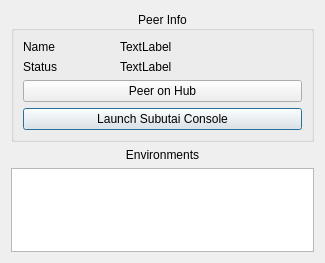
Old version of the form hub/forms/DlgPeer.ui in the repository subutai-io/control-center.
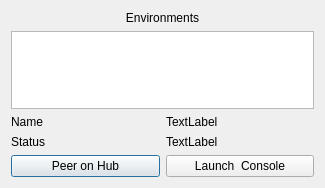
New version of the form.

Commit message: Peer dialog design

Patch:
```diff
--- a/hub/forms/DlgPeer.ui
+++ b/hub/forms/DlgPeer.ui
@@ -7,78 +7,66 @@
     <x>0</x>
     <y>0</y>
     <width>325</width>
-    <height>263</height>
+    <height>188</height>
    </rect>
   </property>
   <property name="windowTitle">
    <string>Dialog</string>
   </property>
   <layout class="QGridLayout" name="gridLayout">
-   <item row="4" column="0" colspan="2">
+   <item row="1" column="0" colspan="2">
     <widget class="QTableWidget" name="tbl_envs"/>
    </item>
-   <item row="3" column="0" colspan="2">
-    <widget class="QLabel" name="lbl_envs">
-     <property name="text">
-      <string>Environments</string>
-     </property>
-     <property name="alignment">
-      <set>Qt::AlignCenter</set>
-     </property>
-    </widget>
-   </item>
-   <item row="0" column="0" rowspan="3" colspan="2">
-    <widget class="QGroupBox" name="gr_peer_info">
-     <property name="title">
-      <string>Peer Info</string>
-     </property>
-     <property name="alignment">
-      <set>Qt::AlignCenter</set>
-     </property>
-     <layout class="QGridLayout" name="gridLayout_2">
-      <item row="1" column="0">
-       <widget class="QLabel" name="label_9">
-        <property name="text">
-         <string>Status</string>
-        </property>
-       </widget>
-      </item>
-      <item row="3" column="0" colspan="3">
-       <widget class="QPushButton" name="btn_launch_console">
-        <property name="text">
-         <string>Launch Subutai Console</string>
-        </property>
-       </widget>
-      </item>
-      <item row="0" column="0">
+   <item row="2" column="0">
        <widget class="QLabel" name="label_8">
         <property name="text">
          <string>Name</string>
         </property>
        </widget>
       </item>
-      <item row="2" column="0" colspan="3">
-       <widget class="QPushButton" name="btn_peer_on_hub">
-        <property name="text">
-         <string>Peer on Hub</string>
-        </property>
-       </widget>
-      </item>
-      <item row="0" column="1" colspan="2">
+   <item row="2" column="1">
        <widget class="QLabel" name="lbl_peer_name">
         <property name="text">
          <string>TextLabel</string>
         </property>
        </widget>
       </item>
-      <item row="1" column="1" colspan="2">
+   <item row="3" column="0">
+    <widget class="QLabel" name="label_9">
+     <property name="text">
+      <string>Status</string>
+     </property>
+    </widget>
+   </item>
+   <item row="3" column="1">
        <widget class="QLabel" name="lbl_peer_status">
         <property name="text">
          <string>TextLabel</string>
         </property>
        </widget>
       </item>
-     </layout>
+   <item row="4" column="0">
+    <widget class="QPushButton" name="btn_peer_on_hub">
+     <property name="text">
+      <string>Peer on Hub</string>
+     </property>
+    </widget>
+   </item>
+   <item row="4" column="1">
+    <widget class="QPushButton" name="btn_launch_console">
+     <property name="text">
+      <string>Launch  Console</string>
+     </property>
+    </widget>
+   </item>
+   <item row="0" column="0" colspan="2">
+    <widget class="QLabel" name="lbl_envs">
+     <property name="text">
+      <string>Environments</string>
+     </property>
+     <property name="alignment">
+      <set>Qt::AlignCenter</set>
+     </property>
     </widget>
    </item>
   </layout>
```
Lines whose indentation alone changed are shown as unchanged.
